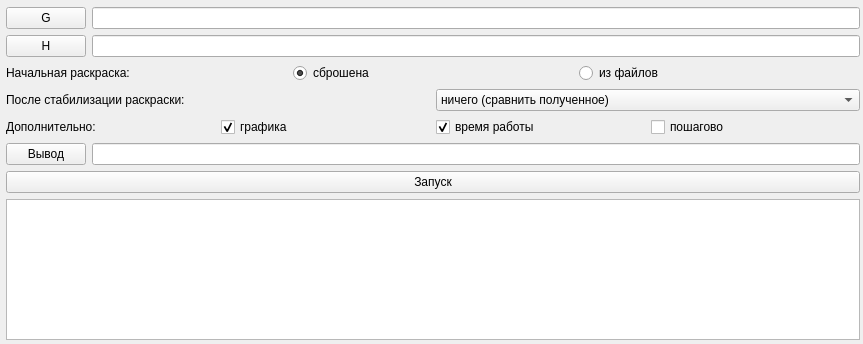
This is quitemorph.ui in wildstyl3r/quitemorph as Qt 5 draws it before an edit. The edited form follows.
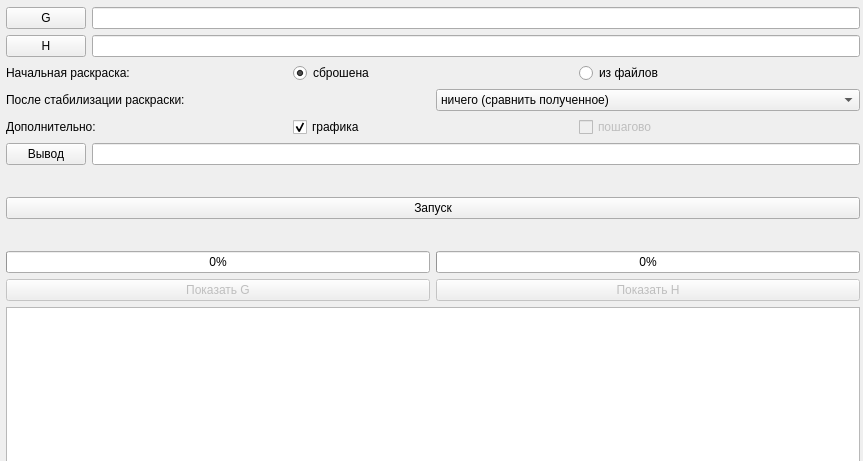
This is the edited form.

The edit to the form file:
```diff
--- a/quitemorph.ui
+++ b/quitemorph.ui
@@ -7,7 +7,7 @@
     <x>0</x>
     <y>0</y>
     <width>863</width>
-    <height>344</height>
+    <height>461</height>
    </rect>
   </property>
   <property name="sizePolicy">
@@ -37,7 +37,7 @@
      <x>6</x>
      <y>7</y>
      <width>854</width>
-     <height>333</height>
+     <height>465</height>
     </rect>
    </property>
    <layout class="QFormLayout" name="formLayout">
@@ -159,27 +159,14 @@
         </property>
        </widget>
       </item>
-      <item>
-       <widget class="QCheckBox" name="timings">
-        <property name="text">
-         <string>время работы</string>
-        </property>
-        <property name="checked">
-         <bool>true</bool>
-        </property>
-        <property name="tristate">
-         <bool>false</bool>
-        </property>
-       </widget>
-      </item>
       <item>
        <widget class="QCheckBox" name="by_steps">
+        <property name="enabled">
+         <bool>false</bool>
+        </property>
         <property name="text">
          <string>пошагово</string>
         </property>
-        <property name="checkable">
-         <bool>false</bool>
-        </property>
        </widget>
       </item>
      </layout>
@@ -194,15 +181,97 @@
     <item row="5" column="1">
      <widget class="QLineEdit" name="output_path"/>
     </item>
-    <item row="6" column="0" colspan="2">
+    <item row="7" column="0" colspan="2">
      <widget class="QPushButton" name="start_button">
       <property name="text">
        <string>Запуск</string>
       </property>
      </widget>
     </item>
-    <item row="7" column="0" colspan="2">
-     <widget class="QPlainTextEdit" name="plainTextEdit"/>
+    <item row="9" column="0" colspan="2">
+     <layout class="QVBoxLayout" name="resultBlock">
+      <item>
+       <layout class="QHBoxLayout" name="progressPanel">
+        <item>
+         <widget class="QProgressBar" name="progress_g">
+          <property name="maximum">
+           <number>1</number>
+          </property>
+          <property name="value">
+           <number>0</number>
+          </property>
+         </widget>
+        </item>
+        <item>
+         <widget class="QProgressBar" name="progress_h">
+          <property name="maximum">
+           <number>1</number>
+          </property>
+          <property name="value">
+           <number>0</number>
+          </property>
+         </widget>
+        </item>
+       </layout>
+      </item>
+      <item>
+       <layout class="QHBoxLayout" name="showPanel">
+        <item>
+         <widget class="QPushButton" name="show_g">
+          <property name="enabled">
+           <bool>false</bool>
+          </property>
+          <property name="text">
+           <string>Показать G</string>
+          </property>
+         </widget>
+        </item>
+        <item>
+         <widget class="QPushButton" name="show_h">
+          <property name="enabled">
+           <bool>false</bool>
+          </property>
+          <property name="text">
+           <string>Показать H</string>
+          </property>
+         </widget>
+        </item>
+       </layout>
+      </item>
+     </layout>
+    </item>
+    <item row="10" column="0" colspan="2">
+     <widget class="QPlainTextEdit" name="plainTextEdit">
+      <property name="readOnly">
+       <bool>true</bool>
+      </property>
+     </widget>
+    </item>
+    <item row="6" column="0" colspan="2">
+     <spacer name="horizontalSpacer">
+      <property name="orientation">
+       <enum>Qt::Horizontal</enum>
+      </property>
+      <property name="sizeHint" stdset="0">
+       <size>
+        <width>40</width>
+        <height>20</height>
+       </size>
+      </property>
+     </spacer>
+    </item>
+    <item row="8" column="0" colspan="2">
+     <spacer name="horizontalSpacer_2">
+      <property name="orientation">
+       <enum>Qt::Horizontal</enum>
+      </property>
+      <property name="sizeHint" stdset="0">
+       <size>
+        <width>40</width>
+        <height>20</height>
+       </size>
+      </property>
+     </spacer>
     </item>
    </layout>
   </widget>
```
